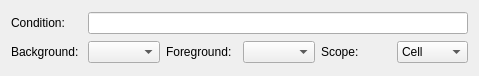
Above: src/ui/HighlightWidget.ui from agateau/lovi before the change. Below: the same form after it.
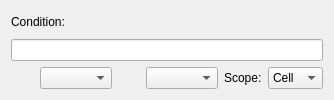
That is the form after the change. Custom widgets are drawn as their Qt base class.

```diff
--- a/src/ui/HighlightWidget.ui
+++ b/src/ui/HighlightWidget.ui
@@ -6,48 +6,56 @@
    <rect>
     <x>0</x>
     <y>0</y>
-    <width>479</width>
-    <height>76</height>
+    <width>334</width>
+    <height>100</height>
    </rect>
   </property>
   <property name="windowTitle">
    <string>Form</string>
   </property>
   <layout class="QGridLayout" name="gridLayout">
-   <item row="1" column="1">
-    <widget class="ColorWidget" name="bgColorWidget"/>
+   <item row="1" column="0" colspan="6">
+    <widget class="QLineEdit" name="conditionLineEdit"/>
    </item>
-   <item row="1" column="0">
-    <widget class="QLabel" name="label_2">
+   <item row="2" column="0">
+    <widget class="QLabel" name="bgColorLabel">
+     <property name="minimumSize">
+      <size>
+       <width>16</width>
+       <height>0</height>
+      </size>
+     </property>
      <property name="text">
-      <string>Background:</string>
+      <string/>
      </property>
      <property name="buddy">
       <cstring>bgColorWidget</cstring>
      </property>
     </widget>
    </item>
-   <item row="1" column="2">
-    <widget class="QLabel" name="label_3">
+   <item row="2" column="1">
+    <widget class="ColorWidget" name="bgColorWidget"/>
+   </item>
+   <item row="2" column="2">
+    <widget class="QLabel" name="fgColorLabel">
+     <property name="minimumSize">
+      <size>
+       <width>16</width>
+       <height>0</height>
+      </size>
+     </property>
      <property name="text">
-      <string>Foreground:</string>
+      <string/>
      </property>
      <property name="buddy">
       <cstring>fgColorWidget</cstring>
      </property>
     </widget>
    </item>
-   <item row="0" column="0">
-    <widget class="QLabel" name="label">
-     <property name="text">
-      <string>Condition:</string>
-     </property>
-     <property name="buddy">
-      <cstring>conditionLineEdit</cstring>
-     </property>
-    </widget>
+   <item row="2" column="3">
+    <widget class="ColorWidget" name="fgColorWidget"/>
    </item>
-   <item row="1" column="4">
+   <item row="2" column="4">
     <widget class="QLabel" name="label_4">
      <property name="text">
       <string>Scope:</string>
@@ -57,10 +65,7 @@
      </property>
     </widget>
    </item>
-   <item row="1" column="3">
-    <widget class="ColorWidget" name="fgColorWidget"/>
-   </item>
-   <item row="1" column="5">
+   <item row="2" column="5">
     <widget class="QComboBox" name="scopeComboBox">
      <item>
       <property name="text">
@@ -74,8 +79,15 @@
      </item>
     </widget>
    </item>
-   <item row="0" column="1" colspan="5">
-    <widget class="QLineEdit" name="conditionLineEdit"/>
+   <item row="0" column="0" colspan="6">
+    <widget class="QLabel" name="label">
+     <property name="text">
+      <string>Condition:</string>
+     </property>
+     <property name="buddy">
+      <cstring>conditionLineEdit</cstring>
+     </property>
+    </widget>
    </item>
   </layout>
  </widget>
```
